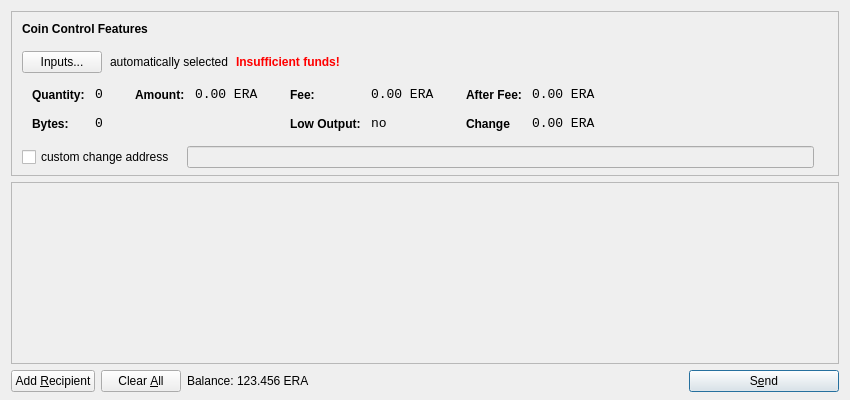
The window that src/qt/forms/sendcoinsdialog.ui (EraNetwork/Era) describes before a commit, drawn with Qt 5.
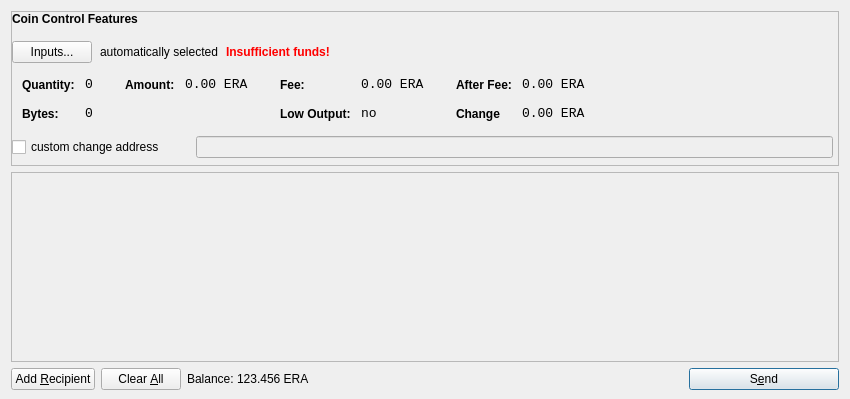
The same window after the commit. Icons and pictures are not drawn.

Diff of the .ui file:
```diff
--- a/src/qt/forms/sendcoinsdialog.ui
+++ b/src/qt/forms/sendcoinsdialog.ui
@@ -7,7 +7,7 @@
     <x>0</x>
     <y>0</y>
     <width>850</width>
-    <height>400</height>
+    <height>399</height>
    </rect>
   </property>
   <property name="windowTitle">
@@ -15,7 +15,7 @@
   </property>
   <layout class="QVBoxLayout" name="verticalLayout" stretch="0,1,0">
    <property name="bottomMargin">
-    <number>8</number>
+    <number>9</number>
    </property>
    <item>
     <widget class="QFrame" name="frameCoinControl">
@@ -39,7 +39,7 @@
      </property>
      <layout class="QVBoxLayout" name="verticalLayoutCoinControl2">
       <property name="spacing">
-       <number>-1</number>
+       <number>6</number>
       </property>
       <property name="leftMargin">
        <number>0</number>
@@ -59,10 +59,10 @@
          <number>0</number>
         </property>
         <property name="leftMargin">
-         <number>10</number>
+         <number>0</number>
         </property>
         <property name="topMargin">
-         <number>10</number>
+         <number>0</number>
         </property>
         <item>
          <layout class="QHBoxLayout" name="horizontalLayoutCoinControl1">
@@ -528,19 +528,6 @@
             </property>
            </widget>
           </item>
-          <item>
-           <widget class="QLineEdit" name="lineEditCoinControlChange">
-            <property name="enabled">
-             <bool>false</bool>
-            </property>
-            <property name="sizePolicy">
-             <sizepolicy hsizetype="Expanding" vsizetype="Fixed">
-              <horstretch>0</horstretch>
-              <verstretch>0</verstretch>
-             </sizepolicy>
-            </property>
-           </widget>
-          </item>
           <item>
            <widget class="QLabel" name="labelCoinControlChangeLabel">
             <property name="sizePolicy">
@@ -563,6 +550,19 @@
             </property>
            </widget>
           </item>
+          <item>
+           <widget class="QLineEdit" name="lineEditCoinControlChange">
+            <property name="enabled">
+             <bool>false</bool>
+            </property>
+            <property name="sizePolicy">
+             <sizepolicy hsizetype="Expanding" vsizetype="Fixed">
+              <horstretch>0</horstretch>
+              <verstretch>0</verstretch>
+             </sizepolicy>
+            </property>
+           </widget>
+          </item>
          </layout>
         </item>
         <item>
@@ -594,7 +594,7 @@
         <x>0</x>
         <y>0</y>
         <width>830</width>
-        <height>165</height>
+        <height>180</height>
        </rect>
       </property>
       <layout class="QVBoxLayout" name="verticalLayout_2">
@@ -629,15 +629,27 @@
     <layout class="QHBoxLayout" name="horizontalLayout">
      <item>
       <widget class="QPushButton" name="addButton">
+       <property name="font">
+        <font>
+         <weight>50</weight>
+         <bold>false</bold>
+        </font>
+       </property>
        <property name="toolTip">
         <string>Send to multiple recipients at once</string>
        </property>
+       <property name="styleSheet">
+        <string notr="true"/>
+       </property>
        <property name="text">
         <string>Add &amp;Recipient</string>
        </property>
        <property name="autoDefault">
         <bool>false</bool>
        </property>
+       <property name="flat">
+        <bool>false</bool>
+       </property>
       </widget>
      </item>
      <item>
```
Left out of the diff: 30 changed lines with no effect on the pictures.
